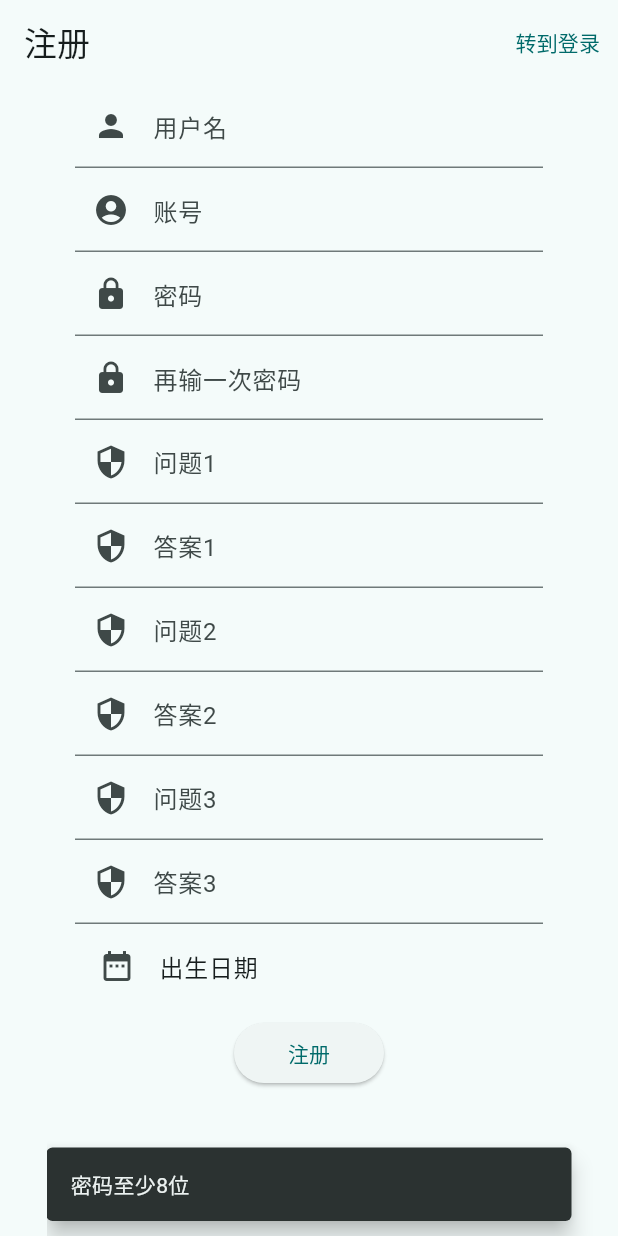
After one commit to wgh136/PicaComic, a Flutter app: the screen it shows after launch, after a tap on "转到注册", after a tap on "注册", on a phone screen of 412 x 824 dp. The commit adds this screen. Run offline on Flutter 3.47's test engine with Material 2 defaults, Android fonts, the phone set to English and light mode, and no system bars; drawn by our look-alikes of dynamic_color; our stand-ins replace cached_network_image, device_info, dio, get, photo_view, shared_preferences; missing offline and left inert: dio_http2_adapter; accounts and stored records are empty; network calls fail.

Commit message:
添加注册功能

```diff
--- a/lib/network/methods.dart
+++ b/lib/network/methods.dart
@@ -429,4 +429,17 @@ class Network{
     }
     return comics;
   }
+
+  Future<String> register(String ans1,String ans2, String ans3,String birthday, String account, String gender, String name, String password, String que1, String que2, String que3) async{
+    //gender:m,f,bot
+    var res = await post("$apiUrl/auth/register",{"answer1":ans1,"answer2":ans2,"answer3":ans3,"birthday":birthday,"email":account,"gender":gender,"name":name,"password":password,"question1":que1,"question2":que2,"question3":que3});
+    if(res == null){
+      return "网络错误";
+    }
+    else if(res["message"]=="failure"){
+      return "注册失败, 用户名或账号可能已存在";
+    }else{
+      return "注册成功";
+    }
+  }
 }
--- a/lib/network/update.dart
+++ b/lib/network/update.dart
@@ -3,7 +3,7 @@ import 'package:dio/dio.dart';
 
 Future<bool?> checkUpdate() async{
   try {
-    var version = "1.1.3";
+    var version = "1.1.5";
     var dio = Dio();
     var res = await dio.get("https://api.kokoiro.xyz/version");
     var s = res.data;
--- a/lib/views/login_page.dart
+++ b/lib/views/login_page.dart
@@ -1,5 +1,6 @@
 import 'package:flutter/material.dart';
 import 'package:get/get.dart';
+import 'package:pica_comic/views/register.dart';
 import '../network/methods.dart';
 import 'base.dart';
 import 'main_page.dart';
@@ -20,6 +21,15 @@ class _LoginPageState extends State<LoginPage> {
     return Scaffold(
       appBar: AppBar(
         title: const Text('登录'),
+        actions: [
+          Tooltip(
+            message: "转到注册",
+            child: TextButton(
+              child: const Text("转到注册"),
+              onPressed: (){Get.off(()=>RegisterPage());},
+            ),
+          )
+        ],
       ),
       body: Center(
         child: SizedBox(
@@ -29,11 +39,11 @@ class _LoginPageState extends State<LoginPage> {
           child: Column(
             children: <Widget>[
               TextField(
-                autofocus: true,
+                autofocus: false,
                 controller: nameController,
                 decoration: const InputDecoration(
-                    labelText: "用户名",
-                    hintText: "用户名或邮箱",
+                    labelText: "账号",
+                    hintText: "账号",
                     prefixIcon: Icon(Icons.person)
                 ),
               ),
--- /dev/null
+++ b/lib/views/register.dart
@@ -0,0 +1,233 @@
+import 'package:flutter/material.dart';
+import 'package:get/get.dart';
+import 'package:pica_comic/views/base.dart';
+import 'package:pica_comic/views/login_page.dart';
+import 'package:pica_comic/views/main_page.dart';
+import 'package:pica_comic/views/widgets.dart';
+
+class RegisterPageLogic extends GetxController{
+  var isRegistering = false;
+  var nameController = TextEditingController();
+  var account = TextEditingController();
+  var password = TextEditingController();
+  var password2 = TextEditingController();
+  var problem1 = TextEditingController();
+  var ans1 = TextEditingController();
+  var problem2 = TextEditingController();
+  var ans2 = TextEditingController();
+  var problem3 = TextEditingController();
+  var ans3 = TextEditingController();
+  var datetime = DateTime(2023);
+  var today = DateTime.now();
+  String date = "";
+}
+
+class RegisterPage extends StatelessWidget {
+  RegisterPage({Key? key}) : super(key: key){
+    Get.put(RegisterPageLogic());
+  }
+
+  @override
+  Widget build(BuildContext context) {
+    return GetBuilder<RegisterPageLogic>(builder: (logic){
+      return Scaffold(
+        appBar: AppBar(
+          title: Text("注册"),
+          actions: [
+            Tooltip(
+              message: "转到登录",
+              child: TextButton(
+                child: const Text("转到登录"),
+                onPressed: (){Get.off(()=>const LoginPage());},
+              ),
+            )
+          ],
+        ),
+        body: CustomScrollView(
+          slivers: [
+            SliverToBoxAdapter(
+              child: Padding(
+                padding: EdgeInsets.fromLTRB(50, 0, 50, 0),
+                child: SizedBox(
+                  width: 300,
+                  child: Column(
+                    children: [
+                      TextField(
+                        autofocus: false,
+                        controller: logic.nameController,
+                        decoration: const InputDecoration(
+                            labelText: "用户名",
+                            prefixIcon: Icon(Icons.person)
+                        ),
+                      ),
+                      TextField(
+                        autofocus: false,
+                        controller: logic.account,
+                        decoration: const InputDecoration(
+                            labelText: "账号",
+                            prefixIcon: Icon(Icons.account_circle)
+                        ),
+                      ),
+                      TextField(
+                        autofocus: false,
+                        controller: logic.password,
+                        obscureText: true,
+                        decoration: const InputDecoration(
+                          labelText: "密码",
+                          prefixIcon: Icon(Icons.lock),
+                        ),
+                      ),
+                      TextField(
+                        autofocus: false,
+                        controller: logic.password2,
+                        obscureText: true,
+                        decoration: const InputDecoration(
+                          labelText: "再输一次密码",
+                          prefixIcon: Icon(Icons.lock),
+                        ),
+                      ),
+                      TextField(
+                        autofocus: false,
+                        controller: logic.problem1,
+                        decoration: const InputDecoration(
+                            labelText: "问题1",
+                            prefixIcon: Icon(Icons.security)
+                        ),
+                      ),
+                      TextField(
+                        autofocus: false,
+                        controller: logic.ans1,
+                        decoration: const InputDecoration(
+                            labelText: "答案1",
+                            prefixIcon: Icon(Icons.security)
+                        ),
+                      ),
+                      TextField(
+                        autofocus: false,
+                        controller: logic.problem2,
+                        decoration: const InputDecoration(
+                            labelText: "问题2",
+                            prefixIcon: Icon(Icons.security)
+                        ),
+                      ),
+                      TextField(
+                        autofocus: false,
+                        controller: logic.ans2,
+                        decoration: const InputDecoration(
+                            labelText: "答案2",
+                            prefixIcon: Icon(Icons.security)
+                        ),
+                      ),
+                      TextField(
+                        autofocus: false,
+                        controller: logic.problem3,
+                        decoration: const InputDecoration(
+                            labelText: "问题3",
+                            prefixIcon: Icon(Icons.security)
+                        ),
+                      ),
+                      TextField(
+                        autofocus: false,
+                        controller: logic.ans3,
+                        decoration: const InputDecoration(
+                            labelText: "答案3",
+                            prefixIcon: Icon(Icons.security)
+                        ),
+                      ),
+                      ListTile(
+                        leading: const Icon(Icons.date_range),
+                        title: Text("出生日期${logic.date}"),
+                        onTap: () async {
+                          var result = await showDatePicker(
+                              context: context,
+                              initialDate: DateTime.now(),
+                              firstDate: DateTime(1900),
+                              lastDate: DateTime(2030));
+                          if(result!=null) {
+                            logic.date = "${result.year}-${result.month}-${result.day}";
+                            logic.datetime = result;
+                            logic.update();
+                          }
+                        },
+                      ),
+                      SizedBox(
+                        width: 300,
+                        height: 50,
+                        child: Padding(
+                          padding: const EdgeInsets.fromLTRB(100, 10, 100, 0),
+                          child: ElevatedButton(
+                            child: const Text("注册"),
+                            onPressed: (){
+                              if(logic.isRegistering) return;
+                              if(logic.password.text!=logic.password2.text){
+                                showMessage(context, "两次输入的密码不一致");
+                              }else if(logic.password.text.length<8){
+                                showMessage(context, "密码至少8位");
+                              }else if(logic.ans1.text==""||
+                                  logic.ans2.text==""||
+                                  logic.ans3.text==""||
+                                  logic.date==""||
+                                  logic.account.text==""||
+                                  logic.nameController.text == ""||
+                                  logic.problem1.text == ""||
+                                  logic.problem2.text == ""||
+                                  logic.problem3.text == ""
+                              ){
+                                showMessage(context, "请输入完整信息");
+                              }else if(logic.today.difference(logic.datetime).inDays<365*18){
+                                showMessage(context, "未成年人禁止涩涩!");
+                              } else {
+                                logic.isRegistering = true;
+                                network.register(
+                                  logic.ans1.text,
+                                  logic.ans2.text,
+                                  logic.ans3.text,
+                                  logic.date,
+                                  logic.account.text, "m",
+                                  logic.nameController.text,
+                                  logic.password.text,
+                                  logic.problem1.text,
+                                  logic.problem2.text,
+                                  logic.problem3.text
+                              ).then((s){
+                                logic.isRegistering = false;
+                                if(s == "注册成功"){
+                                  network.login(logic.account.text, logic.password.text).then((i){
+                                    if(i == 1){
+                                      appdata.token = network.token;
+                                      network.getProfile().then((t){
+                                        if(t == null){
+                                          showMessage(context, "注册成功,但再登录时发生网络错误");
+                                        }
+                                        else{
+                                          appdata.user = t;
+                                          appdata.writeData();
+                                          ScaffoldMessenger.of(context).hideCurrentSnackBar();
+                                          Get.offAll(()=>const MainPage());
+                                        }
+                                      });
+                                    }else{
+                                      showMessage(context, "注册成功,但再登录时发生网络错误");
+                                    }
+                                  });
+                                }else{
+                                  showMessage(context, s);
+                                }
+                              });
+                              }
+                              },
+                          ),
+                        ),
+                      )
+                    ],
+                  ),
+                ),
+              )
+            ),
+          ],
+        ),
+      );
+    }
+    );
+  }
+}
--- a/lib/views/settings_page.dart
+++ b/lib/views/settings_page.dart
@@ -195,7 +195,7 @@ class _SettingsPageState extends State<SettingsPage> {
                     ListTile(
                       leading: const Icon(Icons.update),
                       title: const Text("检查更新"),
-                      subtitle: const Text("当前: v1.1.4"),
+                      subtitle: const Text("当前: v1.1.5"),
                       onTap: (){
                         showMessage(context, "正在检查更新");
                         checkUpdate().then((b){
--- a/pubspec.yaml
+++ b/pubspec.yaml
@@ -16,7 +16,7 @@ publish_to: 'none' # Remove this line if you wish to publish to pub.dev
 # https://developer.apple.com/library/archive/documentation/General/Reference/InfoPlistKeyReference/Articles/CoreFoundationKeys.html
 # In Windows, build-name is used as the major, minor, and patch parts
 # of the product and file versions while build-number is used as the build suffix.
-version: 1.1.4+5
+version: 1.1.5+6
 
 environment:
   sdk: '>=2.19.1 <3.0.0'
```
